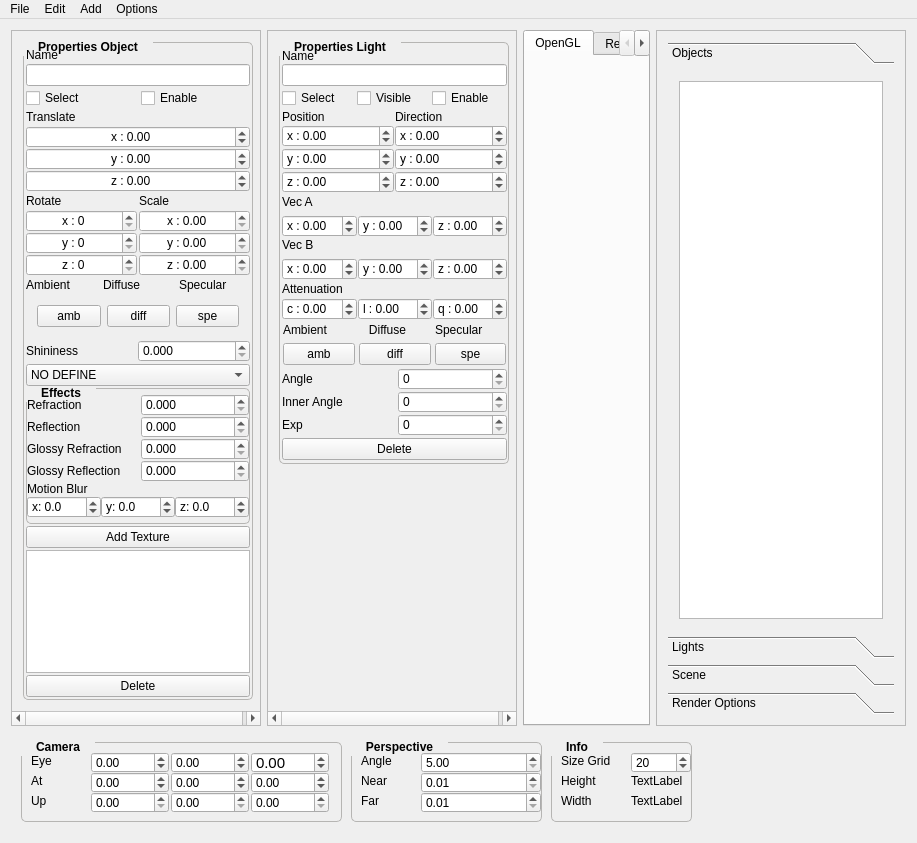
danilob/Raytracing, file mainwindow.ui: the form before one commit.
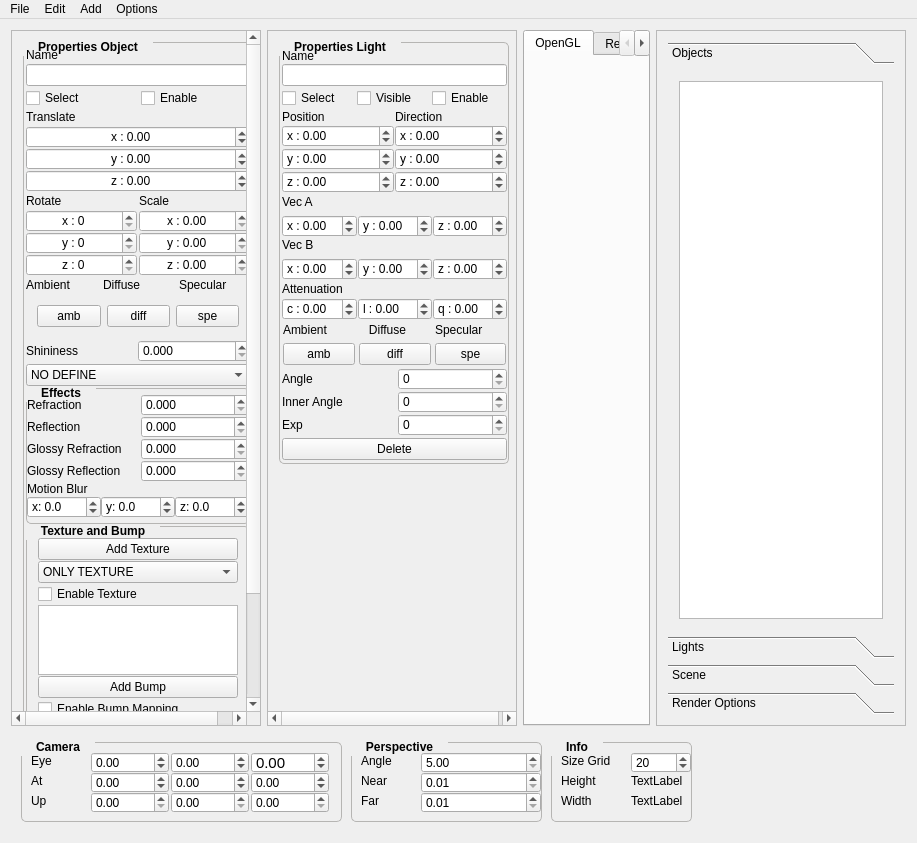
The form after the commit. The open tabs and pages were chosen to show the change. Custom widgets are drawn as their Qt base class.

Commit message: manipulação da interface de bump mapping e textura realizados

What changed in the file:
```diff
--- a/mainwindow.ui
+++ b/mainwindow.ui
@@ -46,9 +46,9 @@
            <property name="geometry">
             <rect>
              <x>0</x>
-             <y>0</y>
+             <y>-249</y>
              <width>248</width>
-             <height>749</height>
+             <height>949</height>
             </rect>
            </property>
            <layout class="QVBoxLayout" name="verticalLayout_2">
@@ -177,13 +177,6 @@
                  </property>
                 </widget>
                </item>
-               <item row="12" column="0" colspan="2">
-                <widget class="QPushButton" name="loadTexture">
-                 <property name="text">
-                  <string>Add Texture</string>
-                 </property>
-                </widget>
-               </item>
                <item row="10" column="0" colspan="2">
                 <widget class="QComboBox" name="materialobject">
                  <item>
@@ -808,8 +801,80 @@
                  </item>
                 </layout>
                </item>
-               <item row="13" column="0" colspan="2">
-                <widget class="QGraphicsView" name="onScreenImage"/>
+               <item row="12" column="0" colspan="2">
+                <widget class="QGroupBox" name="groupBox_6">
+                 <property name="font">
+                  <font>
+                   <pointsize>9</pointsize>
+                   <weight>75</weight>
+                   <bold>true</bold>
+                  </font>
+                 </property>
+                 <property name="title">
+                  <string>Texture and Bump</string>
+                 </property>
+                 <layout class="QGridLayout" name="gridLayout_13">
+                  <property name="spacing">
+                   <number>1</number>
+                  </property>
+                  <item row="3" column="0">
+                   <widget class="QGraphicsView" name="onScreenImage"/>
+                  </item>
+                  <item row="4" column="0">
+                   <widget class="QPushButton" name="loadBump">
+                    <property name="text">
+                     <string>Add Bump</string>
+                    </property>
+                   </widget>
+                  </item>
+                  <item row="0" column="0">
+                   <widget class="QPushButton" name="loadTexture">
+                    <property name="text">
+                     <string>Add Texture</string>
+                    </property>
+                   </widget>
+                  </item>
+                  <item row="2" column="0">
+                   <widget class="QCheckBox" name="enableTexture">
+                    <property name="text">
+                     <string>Enable Texture</string>
+                    </property>
+                   </widget>
+                  </item>
+                  <item row="5" column="0">
+                   <widget class="QCheckBox" name="enableBump">
+                    <property name="text">
+                     <string>Enable Bump Mapping</string>
+                    </property>
+                   </widget>
+                  </item>
+                  <item row="6" column="0">
+                   <widget class="QGraphicsView" name="onScreenImageBump"/>
+                  </item>
+                  <item row="1" column="0">
+                   <widget class="QComboBox" name="choiceTexture">
+                    <item>
+                     <property name="text">
+                      <string>ONLY TEXTURE</string>
+                     </property>
+                    </item>
+                    <item>
+                     <property name="text">
+                      <string>REPLACE WITH TEXTURE</string>
+                     </property>
+                    </item>
+                   </widget>
+                  </item>
+                 </layout>
+                 <zorder>loadTexture</zorder>
+                 <zorder>loadTexture</zorder>
+                 <zorder>onScreenImage</zorder>
+                 <zorder>enableTexture</zorder>
+                 <zorder>loadBump</zorder>
+                 <zorder>enableBump</zorder>
+                 <zorder>onScreenImageBump</zorder>
+                 <zorder>choiceTexture</zorder>
+                </widget>
                </item>
               </layout>
              </widget>
```
Left out of the diff: 62 changed lines with no effect on the pictures. The commit also changes 55 other files.
